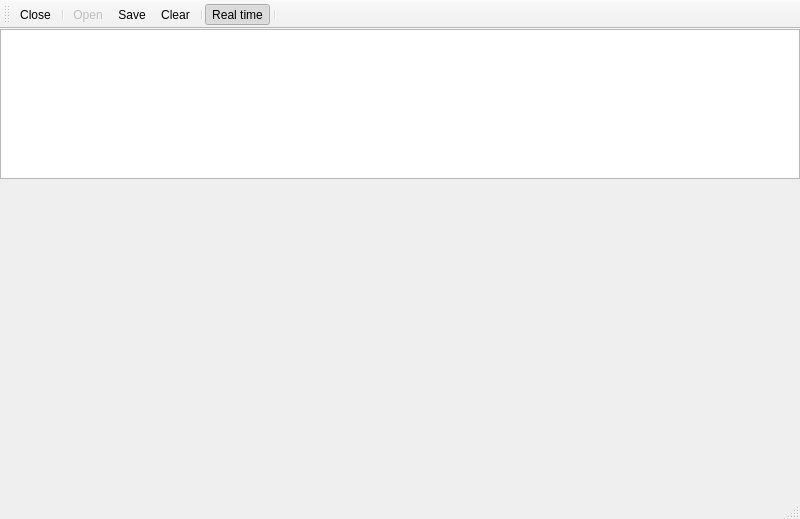
This is qtgui/bpsk1000win.ui in gqrx-sdr/gqrx as Qt 5 draws it before an edit. The edited form follows.
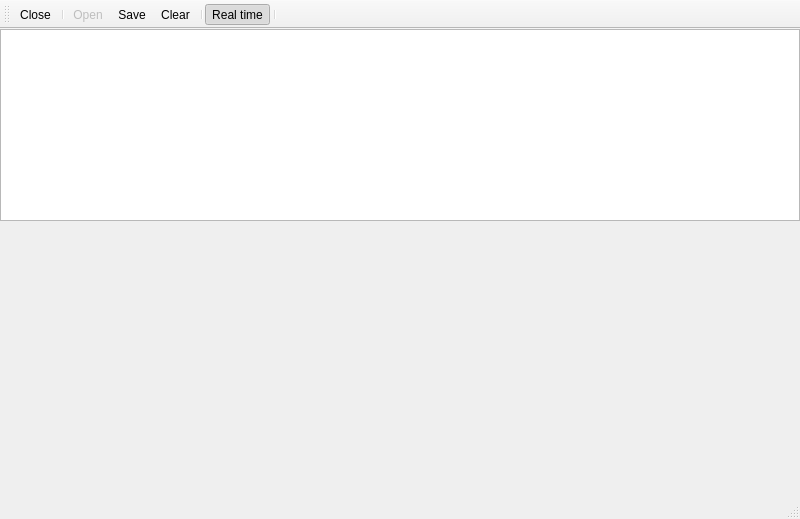
This is the edited form. Icons and pictures are not drawn.

Diff of the .ui file:
```diff
--- a/qtgui/bpsk1000win.ui
+++ b/qtgui/bpsk1000win.ui
@@ -28,7 +28,7 @@
     <item>
      <widget class="QListWidget" name="listView">
       <property name="sizePolicy">
-       <sizepolicy hsizetype="Expanding" vsizetype="Minimum">
+       <sizepolicy hsizetype="Expanding" vsizetype="Preferred">
         <horstretch>0</horstretch>
         <verstretch>0</verstretch>
        </sizepolicy>
@@ -36,13 +36,13 @@
       <property name="minimumSize">
        <size>
         <width>0</width>
-        <height>50</height>
+        <height>100</height>
        </size>
       </property>
       <property name="maximumSize">
        <size>
         <width>16777215</width>
-        <height>150</height>
+        <height>16777215</height>
        </size>
       </property>
      </widget>
```
